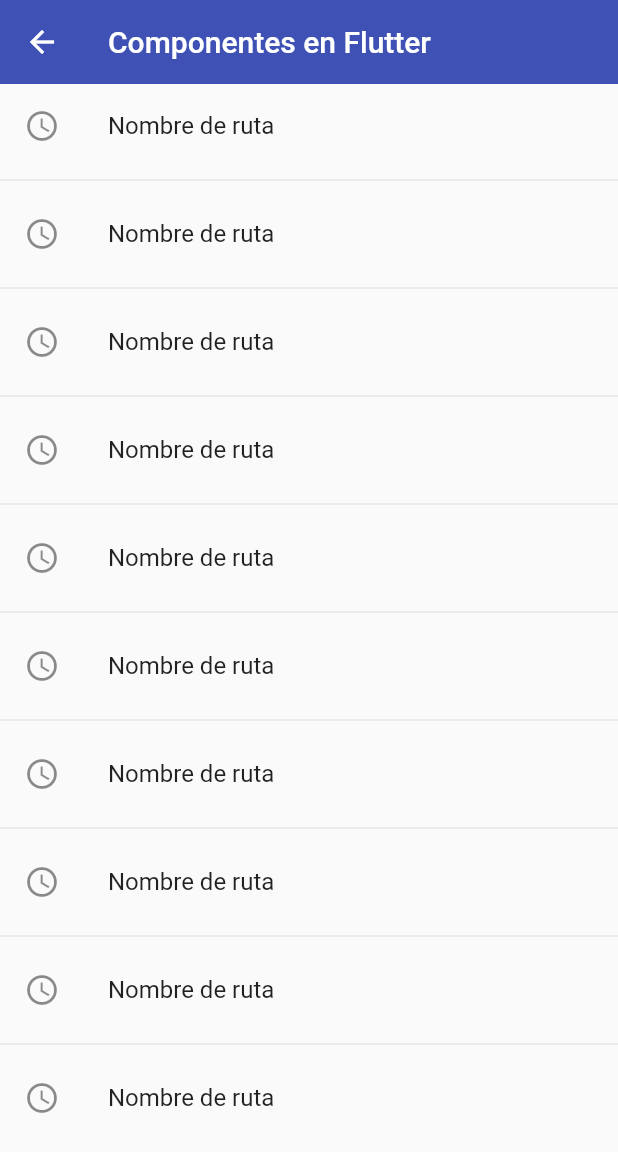
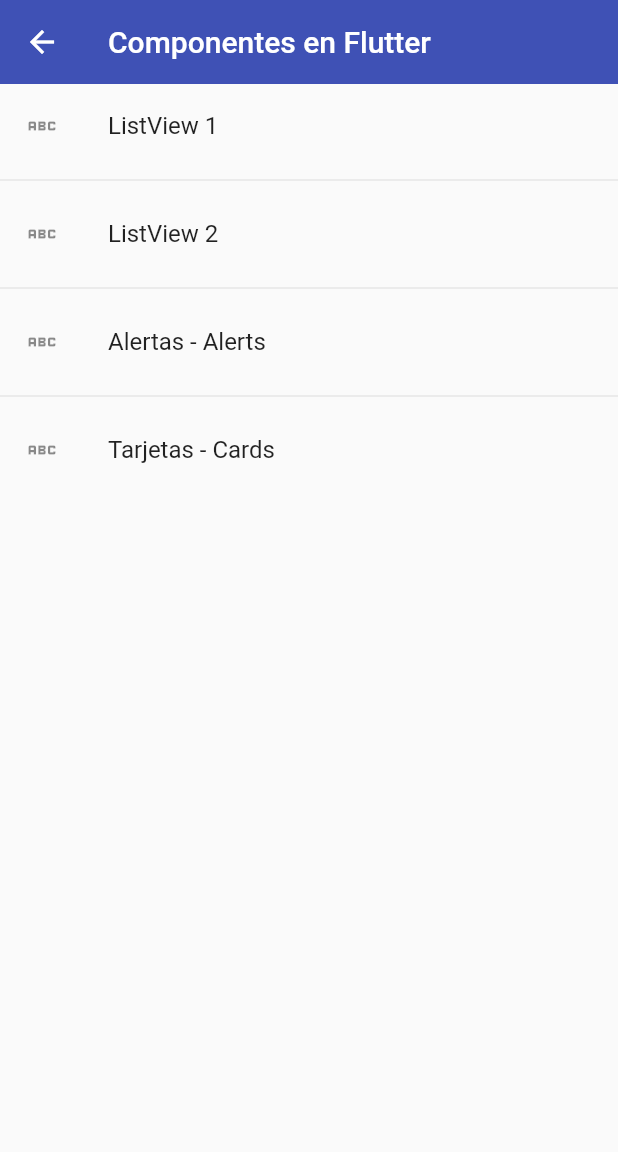
Before and after one commit to javilledo/curso-flutter, a Flutter app: the HomeScreen screen opened directly, on a phone screen of 412 x 824 dp. Shown: the top 1152 px of the screen. Run offline on Flutter 3.47's test engine with Material 2 defaults, Android fonts, the phone set to English and light mode, and no system bars; statements that could not run were skipped.

Commit message:
Several changes

```diff
--- /dev/null
+++ b/fl_components/lib/models/menu_option.dart
@@ -0,0 +1,17 @@
+import 'package:flutter/material.dart' show IconData, Widget;
+
+class MenuOption {
+
+  final String route;
+  final IconData icon;
+  final String name;
+  final Widget screen;
+
+  MenuOption({
+    required this.route,
+    required this.icon,
+    required this.name,
+    required this.screen
+  });
+
+}
--- /dev/null
+++ b/fl_components/lib/models/models.dart
@@ -0,0 +1,2 @@
+
+export 'package:fl_components/models/menu_option.dart';
--- /dev/null
+++ b/fl_components/lib/router/app_routes.dart
@@ -0,0 +1,42 @@
+import 'package:flutter/material.dart';
+
+import '../screens/screens.dart';
+import 'package:fl_components/models/models.dart';
+
+class AppRoutes {
+
+  static const initialRoute = 'home';
+
+  static final List<MenuOption> menuOptions = [
+    // MenuOption(route: 'home', icon: Icons.abc, name: 'Home Screen', screen: const HomeScreen()),
+    MenuOption(route: 'listview1', icon: Icons.abc, name: 'ListView 1', screen: const ListView1Screen()),
+    MenuOption(route: 'listview2', icon: Icons.abc, name: 'ListView 2', screen: const ListView2Screen()),
+    MenuOption(route: 'alert', icon: Icons.abc, name: 'Alertas - Alerts', screen: const AlertScreen()),
+    MenuOption(route: 'card', icon: Icons.abc, name: 'Tarjetas - Cards', screen: const CardScreen()),
+  ];
+
+  static Map<String, Widget Function(BuildContext)> getAppRoutes() {
+    Map<String, Widget Function(BuildContext)> appRoutes = <String, Widget Function(BuildContext)>{};
+    for (final option in menuOptions) {
+      appRoutes.addAll({option.route: (BuildContext context) => option.screen});
+    }
+    // menuOptions.map((e){
+    //   appRoutes.addAll({e.route: (BuildContext context) => e.screen});
+    // });
+    return appRoutes;
+  }
+
+  // static Map<String, Widget Function(BuildContext)> routes() {
+  //   return {
+  //     'home': (context) => const HomeScreen(),
+  //     'listview1': (context) => const ListView1Screen(),
+  //     'listview2': (context) => const ListView2Screen(),
+  //     'alert': (context) => const AlertScreen(),
+  //     'card': (context) => const CardScreen()
+  //   };
+  // }
+
+  static Route<MaterialPageRoute> onGeneratedRoute(settings) {
+    return MaterialPageRoute(builder: (context) => const ListView1Screen());
+  }
+}
--- a/fl_components/lib/screens/home_screen.dart
+++ b/fl_components/lib/screens/home_screen.dart
@@ -1,8 +1,9 @@
 import 'package:flutter/material.dart';
 
-import 'package:fl_components/screens/screens.dart';
+import 'package:fl_components/router/app_routes.dart';
 
 class HomeScreen extends StatelessWidget {
+
   const HomeScreen({Key? key}) : super(key: key);
 
   @override
@@ -14,19 +15,19 @@ class HomeScreen extends StatelessWidget {
         elevation: 0,
       ),
       body: ListView.separated(
-        itemBuilder: (context, index) => ListTile(
-          leading: const Icon(Icons.access_time_outlined),
-          title: const Text('Nombre de ruta'),
+        itemBuilder: (context, i) => ListTile(
+          leading: Icon(AppRoutes.menuOptions[i].icon),
+          title: Text(AppRoutes.menuOptions[i].name),
           onTap: () {
             // final route = MaterialPageRoute(
             //   builder: (context) => const ListView1Screen()
             // );
             // Navigator.push(context, route);
-            Navigator.pushNamed(context, 'listview3');
+            Navigator.pushNamed(context, AppRoutes.menuOptions[i].route);
           },
         ),
         separatorBuilder: (context, index) => const Divider(),
-        itemCount: 10
+        itemCount: AppRoutes.menuOptions.length
       )
     );
   }
```
Also changed, not shown: fl_components/lib/main.dart (+4 -14 lines).
